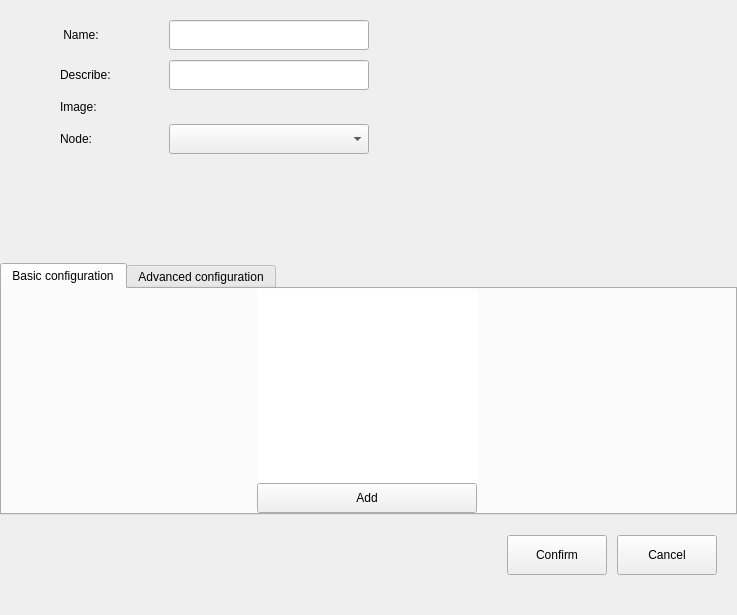
Above: src/pages/container/container-setting.ui from openeuler-mirror/ks-scmc-gui before the change. Below: the same form after it.
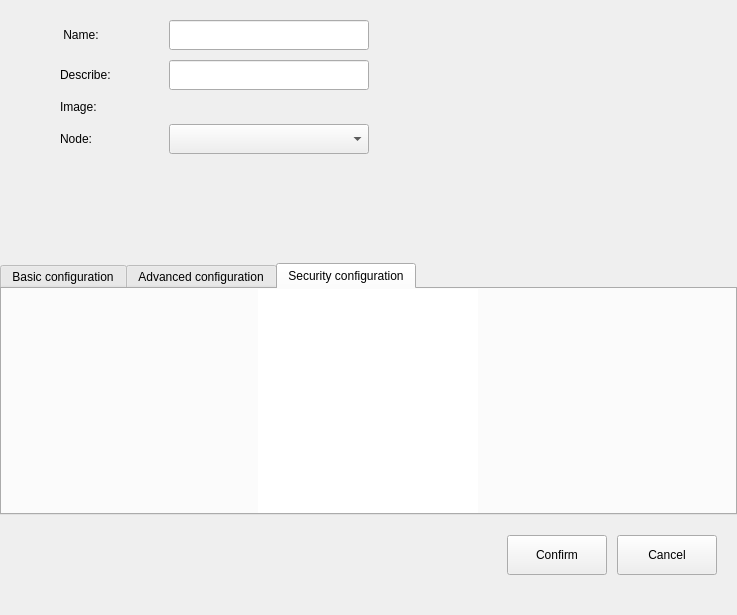
That is the form after the change. The open tabs and pages were chosen to show the change.

Diff of the .ui file:
```diff
--- a/src/pages/container/container-setting.ui
+++ b/src/pages/container/container-setting.ui
@@ -318,6 +318,47 @@
        </item>
       </layout>
      </widget>
+     <widget class="QWidget" name="tab_security_config">
+      <attribute name="title">
+       <string>Security configuration</string>
+      </attribute>
+      <layout class="QHBoxLayout" name="horizontalLayout_4">
+       <property name="spacing">
+        <number>0</number>
+       </property>
+       <property name="leftMargin">
+        <number>0</number>
+       </property>
+       <property name="topMargin">
+        <number>0</number>
+       </property>
+       <property name="rightMargin">
+        <number>0</number>
+       </property>
+       <property name="bottomMargin">
+        <number>0</number>
+       </property>
+       <item>
+        <widget class="QListWidget" name="listWidget_security_config">
+         <property name="minimumSize">
+          <size>
+           <width>220</width>
+           <height>0</height>
+          </size>
+         </property>
+         <property name="maximumSize">
+          <size>
+           <width>220</width>
+           <height>16777215</height>
+          </size>
+         </property>
+         <property name="frameShape">
+          <enum>QFrame::NoFrame</enum>
+         </property>
+        </widget>
+       </item>
+      </layout>
+     </widget>
     </widget>
    </item>
    <item>
```
